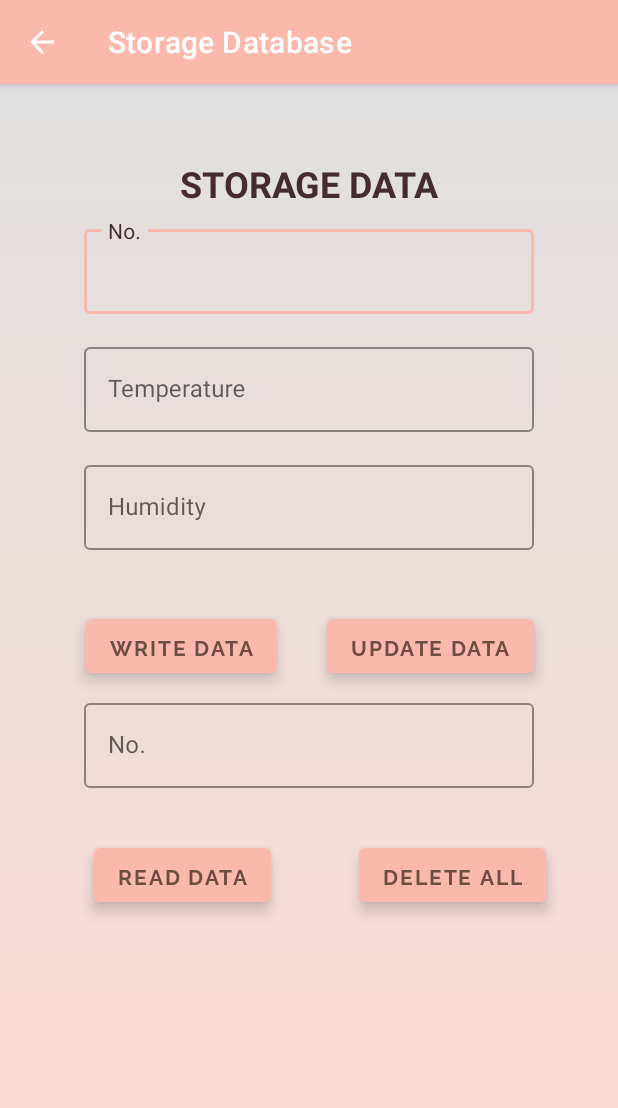
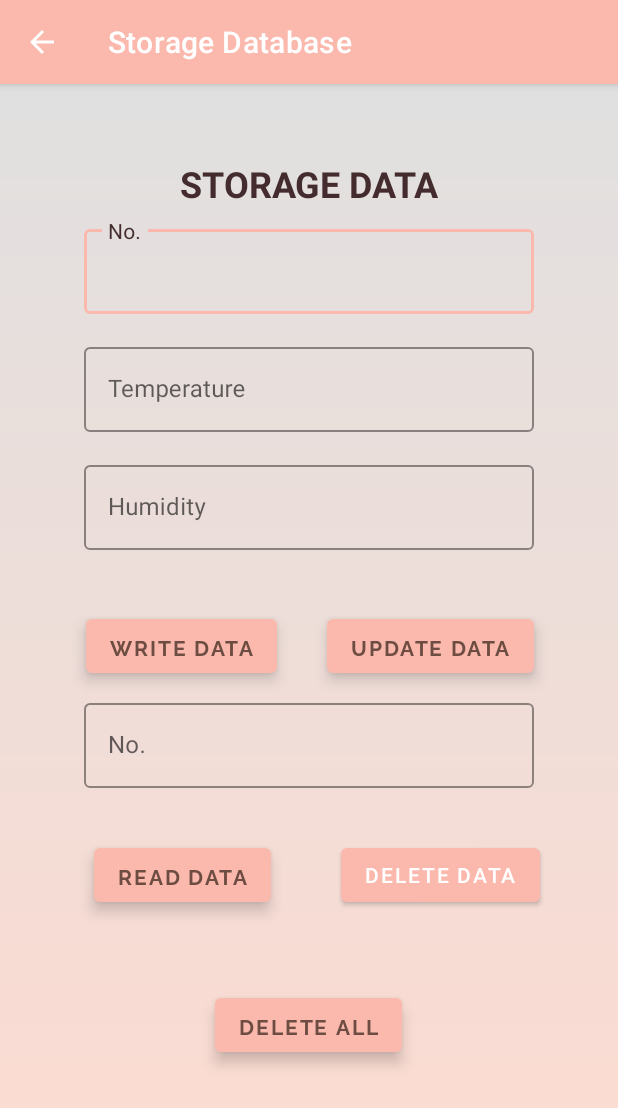
Before and after one commit to chewipie01/Kamatechs, an Android app: the Room screen opened directly, with no data from a screen before it, on a phone screen of 412 x 824 dp. Shown: the top 1108 px of the screen. Run offline under Robolectric (Android 15) with nearby library versions, the phone set to English and light mode, and no system bars; our stand-ins replace Room's generated code.

Commit message:
delete single data

```diff
--- a/app/src/main/java/com/example/kamatechs/database/StorageDao.kt
+++ b/app/src/main/java/com/example/kamatechs/database/StorageDao.kt
@@ -22,4 +22,7 @@ interface StorageDao {
 
     @Query("UPDATE storage_table SET Temperature=:temperature, Humidity=:humidity WHERE roll_no LIKE :roll")
     suspend fun update(temperature : Int, humidity : Int, roll : Int)
+
+    @Query("DELETE FROM storage_table WHERE roll_no LIKE :roll")
+    suspend fun delete(roll: Int)
 }
--- a/app/src/main/res/layout/room.xml
+++ b/app/src/main/res/layout/room.xml
@@ -158,13 +158,14 @@
         style="@style/Widget.Kamatechs.Button2"
         android:layout_width="wrap_content"
         android:layout_height="wrap_content"
-        android:layout_marginStart="10dp"
+        android:layout_marginTop="52dp"
         android:fontFamily="@font/raleway_bold"
         android:text="Delete All"
         android:textColor="#6D4C41"
         app:layout_constraintEnd_toEndOf="parent"
-        app:layout_constraintStart_toEndOf="@+id/btnReadData"
-        app:layout_constraintTop_toTopOf="@+id/btnReadData" />
+        app:layout_constraintHorizontal_bias="0.436"
+        app:layout_constraintStart_toStartOf="@+id/tv_Temp"
+        app:layout_constraintTop_toBottomOf="@+id/btnReadData" />
 
     <View
         android:id="@+id/view"
@@ -190,4 +191,13 @@
         app:layout_constraintStart_toEndOf="@+id/view"
         app:layout_constraintTop_toTopOf="@+id/btn_write_data" />
 
+    <Button
+        android:id="@+id/btnDeleteSingle"
+        android:layout_width="wrap_content"
+        android:layout_height="wrap_content"
+        android:layout_marginEnd="52dp"
+        android:text="Delete Data"
+        app:layout_constraintEnd_toEndOf="parent"
+        app:layout_constraintTop_toTopOf="@+id/btnReadData" />
+
 </androidx.constraintlayout.widget.ConstraintLayout>
```
Also changed, not shown: app/src/main/java/com/example/kamatechs/Room.kt (+23 -0 lines).
